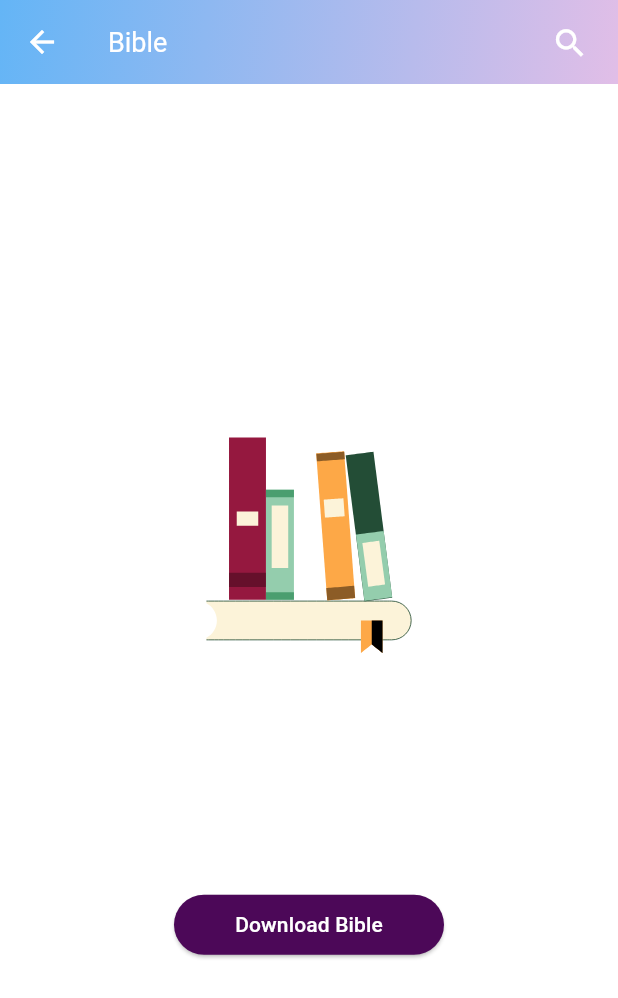
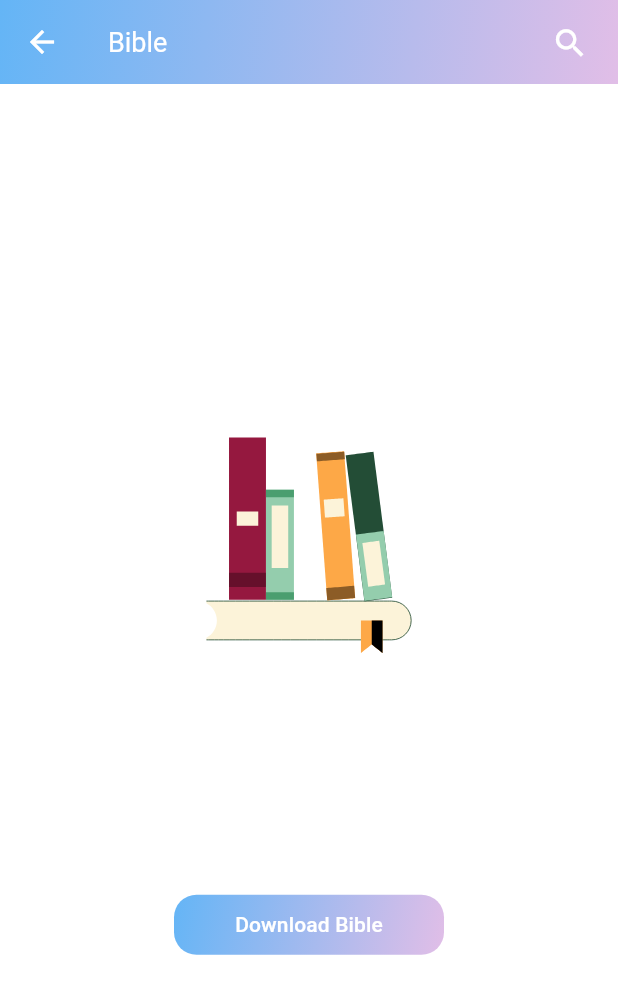
Before and after one commit to getch04/pastorApp, a Flutter app: the BibleScreen screen opened by its route, on a phone screen of 412 x 824 dp. Shown: the top 998 px of the screen. Run offline on Flutter 3.47's test engine with Material 3 defaults, Android fonts, the phone set to English and light mode, and no system bars; drawn by our look-alikes of pull_to_refresh; our stand-ins replace better_player_plus, cached_network_image, carousel_slider, dio, email_validator, file_picker and 23 more; missing offline and left inert: clipboard, flutter_absolute_path, flutter_material_color_picker, flutter_quill, flutter_web_browser, highlight_text and 4 more; accounts and stored records are empty; network calls fail.

Commit message:
fix: button colors corrected

```diff
--- a/lib/screens/BibleScreen.dart
+++ b/lib/screens/BibleScreen.dart
@@ -1,3 +1,4 @@
+import 'package:churchapp_flutter/utils/custom_button.dart';
 import 'package:flutter/material.dart';
 import 'package:lottie/lottie.dart';
 import 'package:provider/provider.dart';
@@ -8,7 +9,6 @@ import '../screens/BibleSearchScreen.dart';
 import '../screens/BibleVersionsScreen.dart';
 import '../screens/BibleViewScreen.dart';
 import '../utils/TextStyles.dart';
-import '../utils/my_colors.dart';
 
 class BibleScreen extends StatefulWidget {
   static const routeName = "/biblescreen";
@@ -89,19 +89,26 @@ class EmptyLayout extends StatelessWidget {
                 Container(
                   width: 180,
                   height: 40,
-                  child: ElevatedButton(
-                    child: Text(t.downloadbible,
-                        style: TextStyle(color: Colors.white)),
-                    style: TextButton.styleFrom(
-                      backgroundColor: MyColors.primary,
-                      shape: RoundedRectangleBorder(
-                          borderRadius: BorderRadius.circular(20)),
-                    ),
+                  child: CustomButton(
+                    title: t.downloadbible,
                     onPressed: () {
                       Navigator.of(context)
                           .pushNamed(BibleVersionsScreen.routeName);
                     },
                   ),
+                  // ElevatedButton(
+                  //   child: Text(t.downloadbible,
+                  //       style: TextStyle(color: Colors.white)),
+                  //   style: TextButton.styleFrom(
+                  //     backgroundColor: MyColors.primary,
+                  //     shape: RoundedRectangleBorder(
+                  //         borderRadius: BorderRadius.circular(20)),
+                  //   ),
+                  //   onPressed: () {
+                  //     Navigator.of(context)
+                  //         .pushNamed(BibleVersionsScreen.routeName);
+                  //   },
+                  // ),
                 )
               ],
             ),
--- /dev/null
+++ b/lib/utils/custom_button.dart
@@ -0,0 +1,34 @@
+import 'package:flutter/material.dart';
+
+class CustomButton extends StatelessWidget {
+  final String title;
+  final VoidCallback onPressed;
+
+  const CustomButton({super.key, required this.title, required this.onPressed});
+  @override
+  Widget build(BuildContext context) {
+    return Container(
+      width: double.infinity,
+      decoration: BoxDecoration(
+        gradient: LinearGradient(
+          colors: [
+            Colors.blue[300]!,
+            Colors.purple[100]!,
+          ],
+          begin: Alignment.topLeft,
+          end: Alignment.bottomRight,
+        ),
+        borderRadius: BorderRadius.circular(15),
+      ),
+      child: TextButton(
+          child: Text(
+            title,
+            style: TextStyle(color: Colors.white),
+          ),
+          style: TextButton.styleFrom(
+            backgroundColor: Colors.transparent,
+          ),
+          onPressed: onPressed),
+    );
+  }
+}
```
Also changed, not shown: lib/auth/LoginScreen.dart (+25 -43 lines), lib/auth/RegisterScreen.dart (+6 -21 lines), lib/screens/BibleVersionsScreen.dart (+23 -9 lines), lib/screens/PlaylistMediaScreen.dart (+16 -5 lines).
